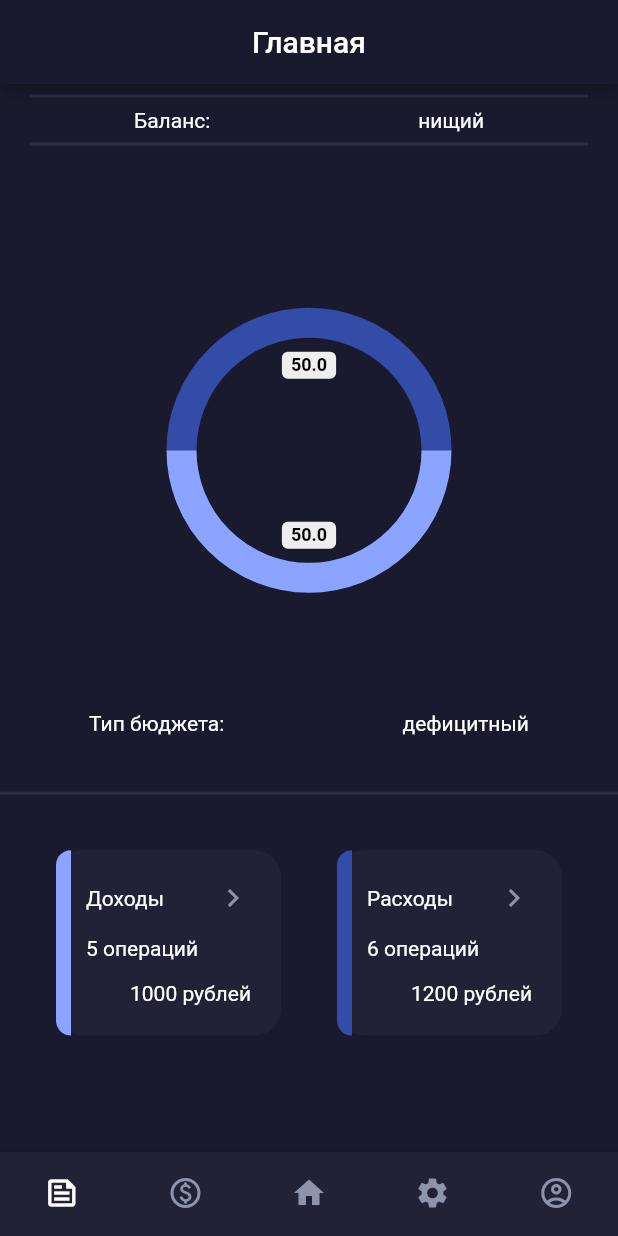
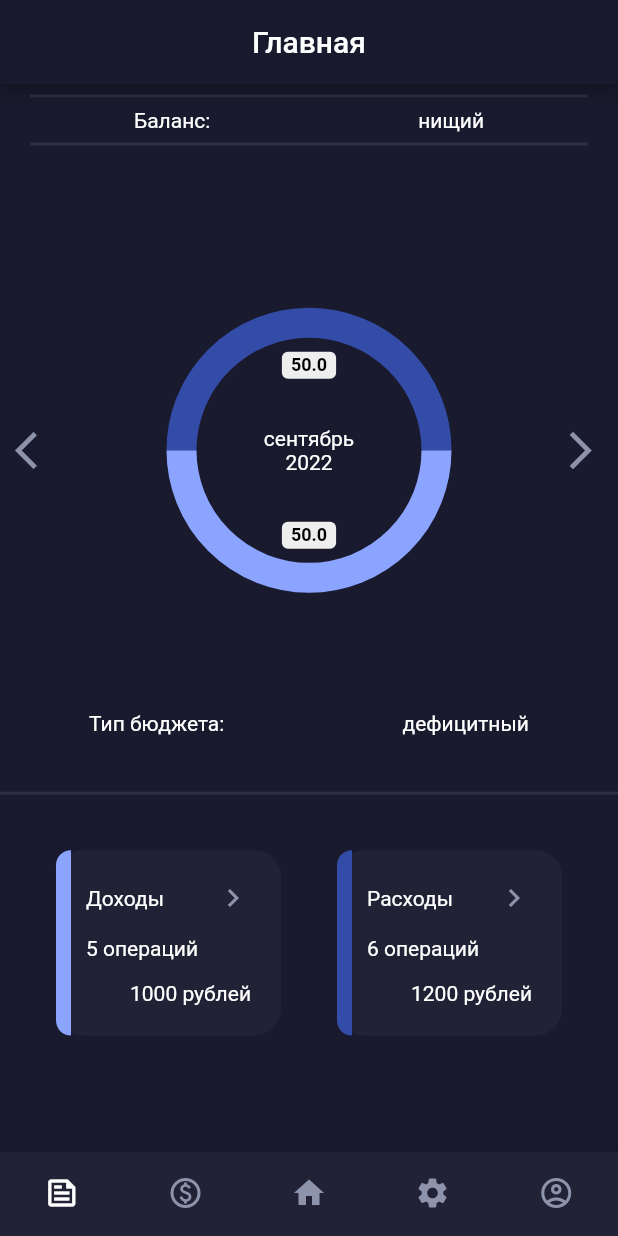
Before and after one commit to EvseevArtem26/SugarDuck, a Flutter app: the screen it shows after launch, on a phone screen of 412 x 824 dp. Run offline on Flutter 3.47's test engine with Material 2 defaults, Android fonts, the phone set to English and light mode, and no system bars; drawn by our look-alikes of card_swiper, pie_chart.

Commit message:
finished layout of main page

```diff
--- a/lib/main.dart
+++ b/lib/main.dart
@@ -1,5 +1,6 @@
 import 'package:flutter/material.dart';
 import 'package:pie_chart/pie_chart.dart';
+import 'package:card_swiper/card_swiper.dart';
 import './components/navbar.dart';
 
 void main() {
@@ -102,7 +103,11 @@ class _HomePageState extends State<HomePage> {
 						Container(
 							width: double.infinity,
 							height: MediaQuery.of(context).size.height*0.35,
-              child: PieChart(
+              child: Swiper(
+                itemBuilder:(BuildContext context, int index){
+                  return Stack(
+                    children: [
+                      PieChart(
                         dataMap: dataMap,
                         colorList: colorList,
                         chartType: ChartType.ring,
@@ -110,6 +115,27 @@ class _HomePageState extends State<HomePage> {
                         legendOptions: LegendOptions(
                           showLegends: false
                         ),
+                      ),
+                      Center(
+                        child: Text(
+                          "cентябрь\n2022",
+                          textAlign: TextAlign.center,
+                          style: TextStyle(
+                            color: Colors.white,
+
+                          )
+                        ),
+                      )
+                    ]
+                  );
+                },
+                itemCount: 3,
+                loop: false,
+                control: SwiperControl(
+                  color: Color.fromARGB(255, 141, 147, 171),
+                  disableColor: Colors.transparent,
+                  padding: EdgeInsets.all(10),
+                )
               )
 						),
 						// Тип бюджета
--- a/pubspec.yaml
+++ b/pubspec.yaml
@@ -27,6 +27,7 @@ environment:
 # the latest version available on pub.dev. To see which dependencies have newer
 # versions available, run `flutter pub outdated`.
 dependencies:
+  card_swiper: ^2.0.3
   pie_chart: ^5.1.0
   flutter:
     sdk: flutter
```
Lines whose indentation alone changed are shown as unchanged.
